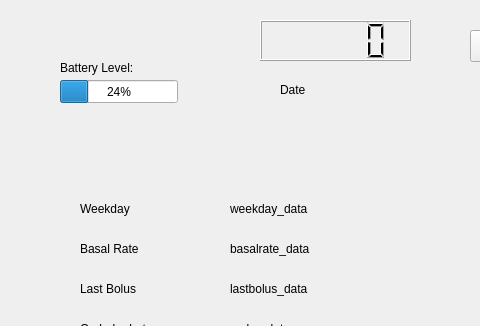
Qt form COMP3004-FinalProject/mainwindow.ui (cgawdzik/COMP3004-TeamProject) before a commit; both pictures show x 0 to 480 and y 0 to 326 of the 820 by 818 pixel window.
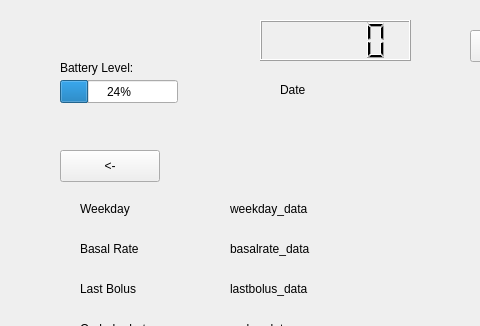
The same form after that commit. The open tabs and pages were chosen to show the change. Icons and pictures are not drawn.

Commit message: back button added to status page

Patch:
```diff
--- a/COMP3004-FinalProject/mainwindow.ui
+++ b/COMP3004-FinalProject/mainwindow.ui
@@ -415,6 +415,19 @@
        <string>carbo_data</string>
       </property>
      </widget>
+     <widget class="QPushButton" name="StatusBackButton">
+      <property name="geometry">
+       <rect>
+        <x>50</x>
+        <y>10</y>
+        <width>100</width>
+        <height>32</height>
+       </rect>
+      </property>
+      <property name="text">
+       <string>&lt;-</string>
+      </property>
+     </widget>
     </widget>
     <widget class="QWidget" name="OptionScreen">
      <widget class="QWidget" name="verticalLayoutWidget">
```
Left out of the diff: 4 changed lines with no effect on the pictures. The commit also changes 1 other file.
